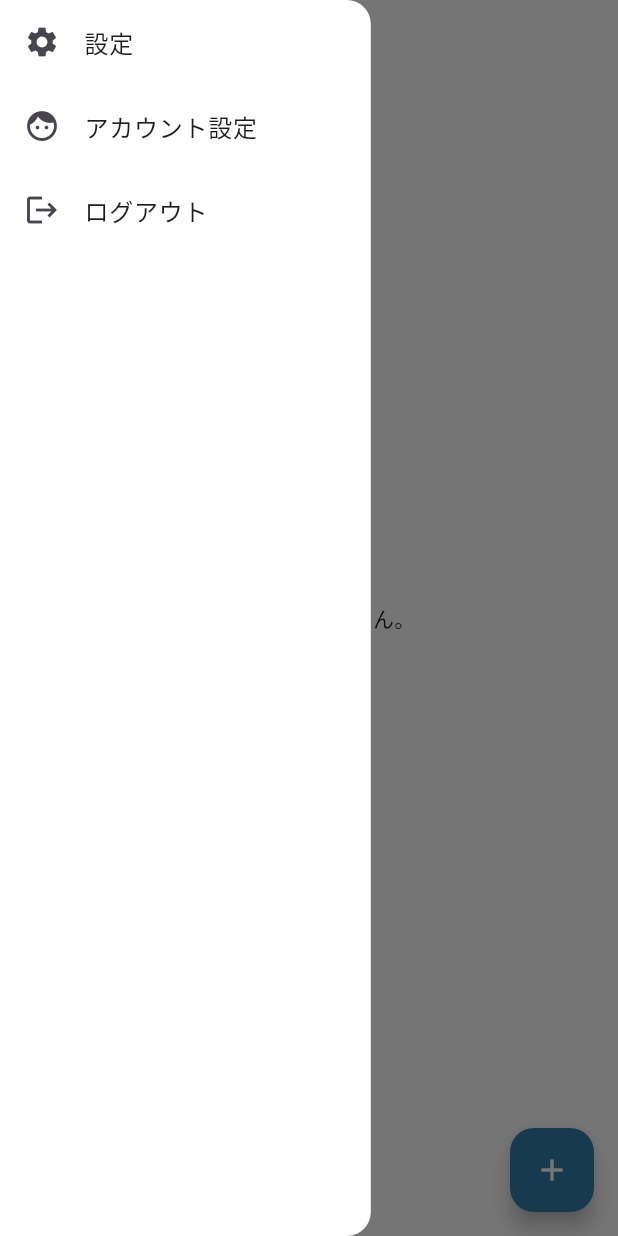
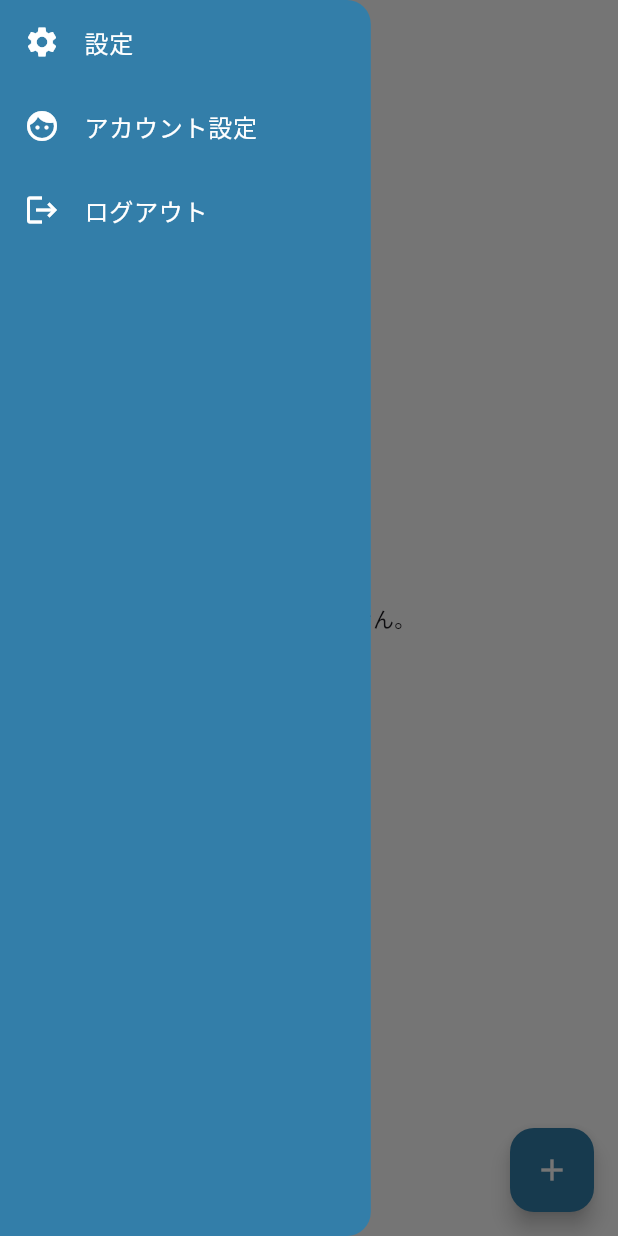
Before and after one commit to Haruki1090/GTDTaskManager, a Flutter app: the screen it shows once a user with an empty profile is signed in, with the side drawer open, on a phone screen of 412 x 824 dp. Run offline on Flutter 3.47's test engine with Material 3 defaults, Android fonts, the phone set to English and light mode, and no system bars; our stand-ins replace cloud_firestore, firebase_auth, firebase_core, flutter_dotenv, flutter_riverpod, freezed_annotation and 2 more; missing offline and left inert: flutter_web_auth; accounts and stored records are empty.

Commit message:
カラー変更

```diff
--- a/lib/views/screens/home_screen.dart
+++ b/lib/views/screens/home_screen.dart
@@ -214,13 +214,13 @@ class _HomeScreenState extends ConsumerState<HomeScreen> {
         appBar: GlassAppBar(),
         key: scaffoldKey,
         drawer: Drawer(
-          backgroundColor: Colors.white,
+          backgroundColor: blueColor,
           width: MediaQuery.of(context).size.width * 0.6,
           child: ListView(
             children: [
               ListTile(
-                title: const Text('設定'),
-                leading: const Icon(Icons.settings),
+                title: const Text('設定', style: TextStyle(color: Colors.white)),
+                leading: const Icon(Icons.settings, color: Colors.white),
                 onTap: () {
                   Navigator.push(
                     context,
@@ -229,8 +229,9 @@ class _HomeScreenState extends ConsumerState<HomeScreen> {
                 },
               ),
               ListTile(
-                title: const Text('アカウント設定'),
-                leading: const Icon(Icons.face),
+                title: const Text('アカウント設定',
+                    style: TextStyle(color: Colors.white)),
+                leading: const Icon(Icons.face, color: Colors.white),
                 onTap: () {
                   Navigator.push(
                     context,
@@ -240,8 +241,9 @@ class _HomeScreenState extends ConsumerState<HomeScreen> {
                 },
               ),
               ListTile(
-                title: const Text('ログアウト'),
-                leading: const Icon(Icons.logout),
+                title:
+                    const Text('ログアウト', style: TextStyle(color: Colors.white)),
+                leading: const Icon(Icons.logout, color: Colors.white),
                 onTap: () async {
                   showDialog(
                     context: context,
```
